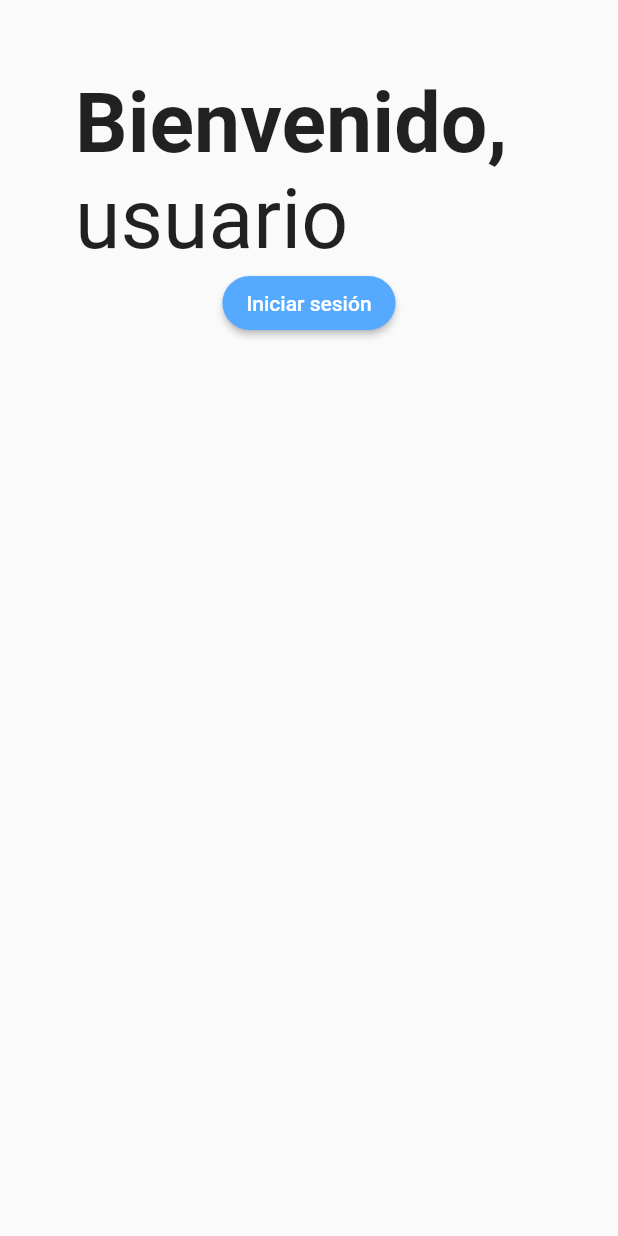
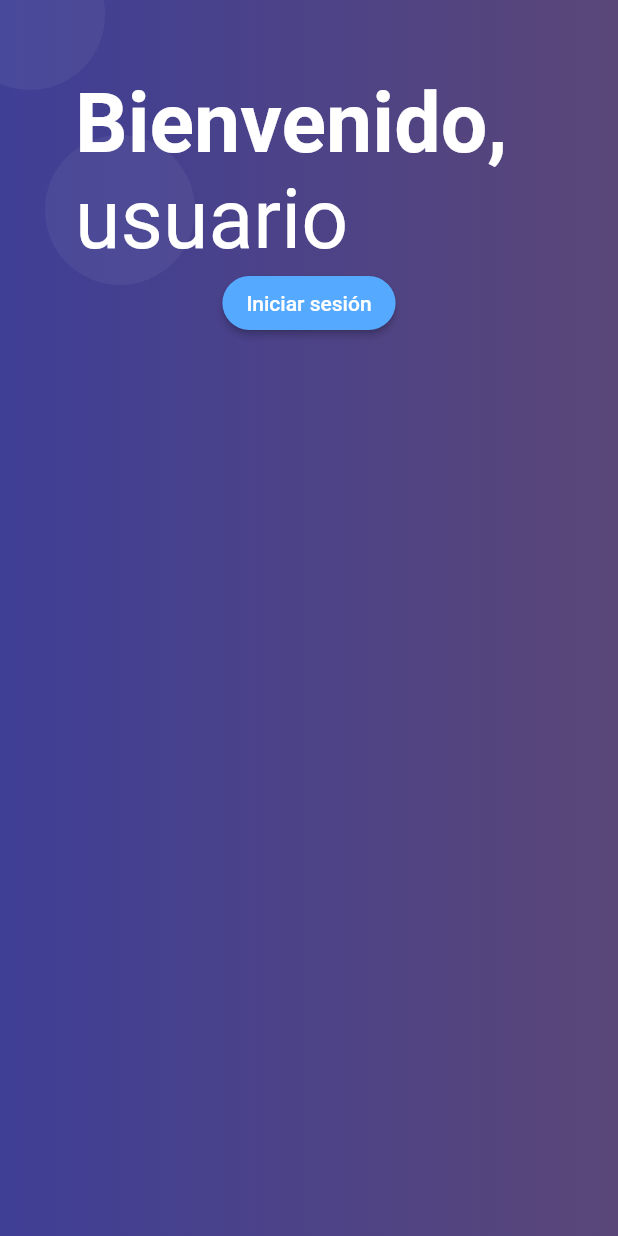
Before and after one commit to JUSELERO/homehealth, a Flutter app: the screen it shows after launch, on a phone screen of 412 x 824 dp. Run offline on Flutter 3.47's test engine with Material 2 defaults, Android fonts, the light colour scheme and no system bars.

Commit message:
Home y utils - Laura

```diff
--- a/lib/src/pages/home_page.dart
+++ b/lib/src/pages/home_page.dart
@@ -1,4 +1,5 @@
 import 'package:flutter/material.dart';
+import 'package:homehealth/src/utils/fondo.dart';
 
 import 'login_page.dart';
 
@@ -6,7 +7,10 @@ class HomePage extends StatelessWidget {
   @override
   Widget build(BuildContext context) {
     return Scaffold(
-      body: Center(
+      body: Stack(
+        children: <Widget>[
+          crearFondo(context),
+          Center(
             child: Padding(
               padding: const EdgeInsets.all(50.0),
               child: Column(
@@ -14,7 +18,8 @@ class HomePage extends StatelessWidget {
                   Text.rich(
                     TextSpan(
                         text: 'Bienvenido,',
-                    style: TextStyle(fontWeight: FontWeight.bold),
+                        style: TextStyle(
+                            fontWeight: FontWeight.bold, color: Colors.white),
                         children: [
                           TextSpan(
                             text: 'usuario',
@@ -37,6 +42,9 @@ class HomePage extends StatelessWidget {
               ),
             ),
           ),
+        ],
+      ),
+
       // floatingActionButton: FloatingActionButton.extended(
       //   onPressed: () {
       //     Navigator.pushNamed(context, 'login');
--- /dev/null
+++ b/lib/src/utils/fondo.dart
@@ -0,0 +1,57 @@
+import 'package:flutter/material.dart';
+
+Widget crearFondo(BuildContext context) {
+  final size = MediaQuery.of(context).size;
+
+  final fondoMorado = Container(
+    height: size.height * 1,
+    width: double.infinity,
+    decoration: BoxDecoration(
+        gradient: LinearGradient(colors: <Color>[
+      Color.fromRGBO(63, 63, 150, 1.0),
+      Color.fromRGBO(90, 70, 120, 1.0)
+    ])),
+  );
+
+  final circulo = Container(
+    width: 100.0,
+    height: 100.0,
+    decoration: BoxDecoration(
+        borderRadius: BorderRadius.circular(100.0),
+        color: Color.fromRGBO(255, 255, 255, 0.05)),
+  );
+
+  return Stack(
+    children: <Widget>[
+      fondoMorado,
+      Positioned(
+        top: 90.0,
+        left: 30.0,
+        child: circulo,
+      ),
+      Positioned(
+        top: -40.0,
+        left: -30.0,
+        child: circulo,
+      ),
+      Positioned(
+        top: -50.0,
+        left: -100.0,
+        child: circulo,
+      ),
+      // Container(
+      //   padding: EdgeInsets.only(top: 50.0),
+      //   child: Column(
+      //     children: <Widget>[
+      //       Icon(Icons.person_pin_circle, color: Colors.white, size: 100.0),
+      //       SizedBox(
+      //         height: 10.0,
+      //         width: double.infinity,
+      //       ),
+      //       Text('sebastian ', style: TextStyle(color: Colors.white)),
+      //     ],
+      //   ),
+      // )
+    ],
+  );
+}
```
Lines whose indentation alone changed are shown as unchanged.
